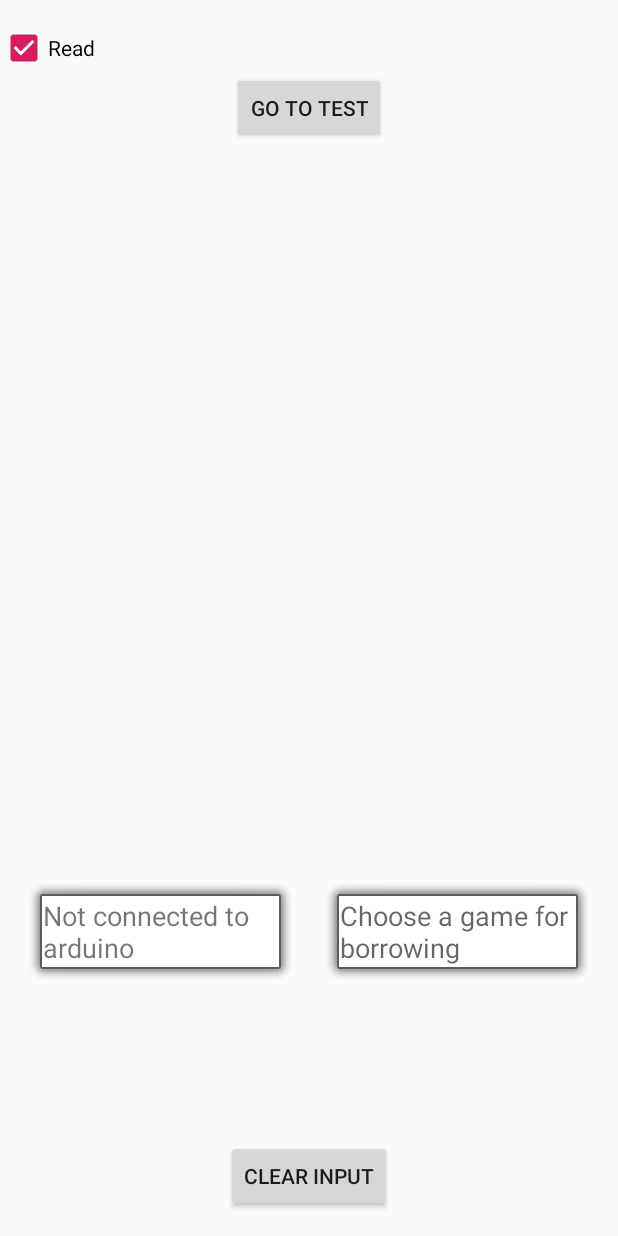
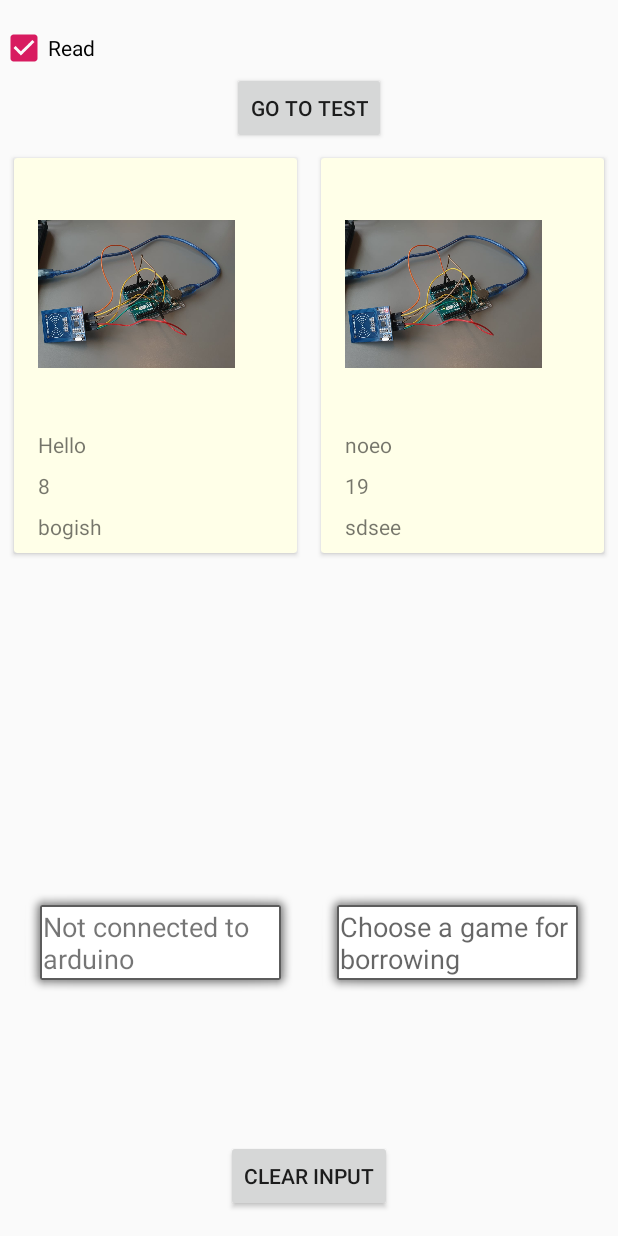
Before and after one commit to LukasSteffensen/BarTheWay, an Android app: the screen it shows after launch (MonitoringScreen before the commit, BrowseActivity after it), after a tap on "BARTENDER", on a phone screen of 412 x 824 dp. Run offline under Robolectric (Android 15) with nearby library versions, the light colour scheme and no system bars.

Commit message:
recyclerview

```diff
--- a/app/src/main/java/com/p3/bartheway/ActivityHelper.java
+++ b/app/src/main/java/com/p3/bartheway/Browse/ActivityHelper.java
@@ -1,4 +1,4 @@
-package com.p3.bartheway;
+package com.p3.bartheway.Browse;
 import android.app.Activity;
 import android.content.SharedPreferences;
 import android.content.pm.ActivityInfo;
--- a/app/src/main/java/com/p3/bartheway/BluetoothActivity.java
+++ b/app/src/main/java/com/p3/bartheway/Browse/BluetoothActivity.java
@@ -1,4 +1,4 @@
-package com.p3.bartheway;
+package com.p3.bartheway.Browse;
 
 
 import android.support.v7.app.AppCompatActivity;
@@ -25,6 +25,8 @@ import android.widget.Button;
 import android.widget.ListView;
 import android.widget.TextView;
 import android.widget.Toast;
+
+import com.p3.bartheway.R;
 
 import java.util.ArrayList;
 import java.util.List;
@@ -98,7 +100,7 @@ public class BluetoothActivity extends AppCompatActivity {
             @Override
             public void onClick(View arg0) {
                 BluetoothDevice device = ((MyAdapter) (listView.getAdapter())).getSelectedItem();
-                Intent intent = new Intent(getApplicationContext(), MonitoringScreen.class);
+                Intent intent = new Intent(getApplicationContext(), BrowseActivity.class);
                 intent.putExtra(DEVICE_EXTRA, device);
                 intent.putExtra(DEVICE_UUID, mDeviceUUID.toString());
                 intent.putExtra(BUFFER_SIZE, mBufferSize);
--- a/app/src/main/java/com/p3/bartheway/MonitoringScreen.java
+++ b/app/src/main/java/com/p3/bartheway/Browse/BrowseActivity.java
@@ -1,7 +1,8 @@
-package com.p3.bartheway;
+package com.p3.bartheway.Browse;
 
 import java.io.IOException;
 import java.io.InputStream;
+import java.util.ArrayList;
 import java.util.UUID;
 import android.app.Activity;
 import android.app.ProgressDialog;
@@ -11,7 +12,11 @@ import android.bluetooth.BluetoothSocket;
 import android.content.Intent;
 import android.os.AsyncTask;
 import android.os.Bundle;
+import android.support.annotation.NonNull;
+import android.support.v7.widget.GridLayoutManager;
+import android.support.v7.widget.RecyclerView;
 import android.util.Log;
+import android.view.MotionEvent;
 import android.view.View;
 import android.view.View.OnClickListener;
 import android.widget.Button;
@@ -20,7 +25,10 @@ import android.widget.ScrollView;
 import android.widget.TextView;
 import android.widget.Toast;
 
-public class MonitoringScreen extends Activity {
+import com.p3.bartheway.Item;
+import com.p3.bartheway.R;
+
+public class BrowseActivity extends Activity implements ItemRecyclerAdapter.OnClickListener{
 
     private static final String TAG = "BluetoothActivity";
     private int mMaxChars = 50000;//Default
@@ -33,12 +41,14 @@ public class MonitoringScreen extends Activity {
 
     // All controls here
     private TextView mTxtReceive;
+    private TextView mTxtGame;
+    private RecyclerView mRecyclerView;
+    private ItemRecyclerAdapter mAdapter;
     private Button mBtnClearInput;
     private Button mBtnTest;
-    private ScrollView scrollView;
-    private CheckBox chkScroll;
     private CheckBox chkReceiveText;
     private Bundle b;
+    ArrayList<Item> test = new ArrayList<>();
 
 
     private boolean mIsBluetoothConnected = false;
@@ -50,12 +60,32 @@ public class MonitoringScreen extends Activity {
     @Override
     protected void onCreate(Bundle savedInstanceState) {
         super.onCreate(savedInstanceState);
-        setContentView(R.layout.activity_monitoring_screen);
+        setContentView(R.layout.activity_browse);
         ActivityHelper.initialize(this);
+
+        mTxtReceive = (TextView) findViewById(R.id.txtReceive);
+        mTxtGame = findViewById(R.id.txtGame);
+        mRecyclerView = findViewById(R.id.item_recyclerView);
+        Item item1 = new Item();
+        Item item2 = new Item();
+        item1.setTitle("Hello");
+        item1.setLanguage("bogish");
+        item1.setMaxPlayers(8);
+        item2.setTitle("noeo");
+        item2.setLanguage("sdsee");
+        item2.setMaxPlayers(19);
+        test.add(item1);
+        test.add(item2);
+        mAdapter = new ItemRecyclerAdapter(test, this);
+        mRecyclerView.setLayoutManager(new GridLayoutManager(this, 2));
+        mRecyclerView.setHasFixedSize(true);
+        mRecyclerView.setAdapter(mAdapter);
+
+
 
         final Intent intent = getIntent();
         b = intent.getExtras();
-        mTxtReceive = (TextView) findViewById(R.id.txtReceive);
+
         if(b.get("Connect").equals("true")) {
             mDevice = b.getParcelable(BluetoothActivity.DEVICE_EXTRA);
             mDeviceUUID = UUID.fromString(b.getString(BluetoothActivity.DEVICE_UUID));
@@ -85,6 +115,11 @@ public class MonitoringScreen extends Activity {
         });
 
 
+    }
+
+    @Override
+    public void onItemClick(int position) {
+        mTxtGame.setText(test.get(position).getTitle());
     }
 
     private class ReadInput implements Runnable {
@@ -230,7 +265,7 @@ public class MonitoringScreen extends Activity {
 
         @Override
         protected void onPreExecute() {
-                progressDialog = ProgressDialog.show(MonitoringScreen.this, "Hold on", "Connecting");// http://stackoverflow.com/a/11130220/1287554
+                progressDialog = ProgressDialog.show(BrowseActivity.this, "Hold on", "Connecting");// http://stackoverflow.com/a/11130220/1287554
         }
 
         @Override
--- /dev/null
+++ b/app/src/main/java/com/p3/bartheway/Browse/ItemRecyclerAdapter.java
@@ -0,0 +1,83 @@
+package com.p3.bartheway.Browse;
+
+import android.support.annotation.NonNull;
+import android.support.v7.widget.RecyclerView;
+import android.view.LayoutInflater;
+import android.view.View;
+import android.view.ViewGroup;
+import android.widget.ImageView;
+import android.widget.TextView;
+
+import com.p3.bartheway.Item;
+import com.p3.bartheway.R;
+
+import java.util.ArrayList;
+
+public class ItemRecyclerAdapter extends RecyclerView.Adapter<ItemRecyclerAdapter.RecyclerViewAdapter> {
+
+    private OnClickListener mOnClickListener;
+
+    ArrayList<Item> mItemArrayList;
+
+    public ItemRecyclerAdapter(ArrayList<Item> itemArrayList, OnClickListener onClickListener){
+        this.mItemArrayList = itemArrayList;
+        this.mOnClickListener = onClickListener;
+    }
+
+    @NonNull
+    @Override
+    public RecyclerViewAdapter onCreateViewHolder(@NonNull ViewGroup viewGroup, int i) {
+        View view = LayoutInflater.from(viewGroup.getContext()).inflate(R.layout.item_card, viewGroup, false);
+        return new RecyclerViewAdapter(view, mOnClickListener);
+    }
+
+    @Override
+    public void onBindViewHolder(@NonNull RecyclerViewAdapter recyclerViewAdapter, int i) {
+        Item item = mItemArrayList.get(i);
+
+        recyclerViewAdapter.mTextViewTitle.setText(item.getTitle());
+        recyclerViewAdapter.mTextViewLanguage.setText(item.getLanguage());
+        recyclerViewAdapter.mTextViewPlayers.setText(""+item.getMaxPlayers());
+        recyclerViewAdapter.mImageView.setImageResource(R.drawable.arduino_with_sensor);
+
+    }
+
+    public Item getItem(int position){
+        return mItemArrayList.get(position);
+    }
+
+    @Override
+    public int getItemCount() {
+        return mItemArrayList.size();
+    }
+
+    class RecyclerViewAdapter extends RecyclerView.ViewHolder implements View.OnClickListener{
+
+        private TextView mTextViewTitle, mTextViewLanguage, mTextViewPlayers;
+        private ImageView mImageView;
+        OnClickListener mOnClickListener;
+
+        public RecyclerViewAdapter(@NonNull View itemView, OnClickListener onClickListener) {
+            super(itemView);
+
+            mImageView = itemView.findViewById(R.id.item_image);
+            mTextViewTitle = itemView.findViewById(R.id.item_title);
+            mTextViewLanguage = itemView.findViewById(R.id.item_language);
+            mTextViewPlayers = itemView.findViewById(R.id.item_players);
+            this.mOnClickListener = onClickListener;
+
+            itemView.setOnClickListener(this);
+
+        }
+
+        @Override
+        public void onClick(View v) {
+            mOnClickListener.onItemClick(getAdapterPosition());
+        }
+    }
+
+    public interface OnClickListener{
+        void onItemClick(int position);
+    }
+
+}
--- a/app/src/main/java/com/p3/bartheway/PreferencesActivity.java
+++ b/app/src/main/java/com/p3/bartheway/Browse/PreferencesActivity.java
@@ -1,4 +1,4 @@
-package com.p3.bartheway;
+package com.p3.bartheway.Browse;
 
 import java.util.Map;
 
@@ -10,6 +10,8 @@ import android.preference.ListPreference;
 import android.preference.Preference;
 import android.preference.PreferenceActivity;
 import android.preference.PreferenceManager;
+
+import com.p3.bartheway.Browse.ActivityHelper;
 
 public class PreferencesActivity extends PreferenceActivity implements OnSharedPreferenceChangeListener {
     @Override
--- a/app/src/main/java/com/p3/bartheway/TestActivity.java
+++ b/app/src/main/java/com/p3/bartheway/Browse/TestActivity.java
@@ -1,8 +1,10 @@
-package com.p3.bartheway;
+package com.p3.bartheway.Browse;
 
 import android.support.v7.app.AppCompatActivity;
 import android.os.Bundle;
 import android.widget.TextView;
+
+import com.p3.bartheway.R;
 
 public class TestActivity extends AppCompatActivity {
 
--- a/app/src/main/java/com/p3/bartheway/LoginActivity.java
+++ b/app/src/main/java/com/p3/bartheway/Login/LoginActivity.java
@@ -1,10 +1,13 @@
-package com.p3.bartheway;
+package com.p3.bartheway.Login;
 
 import android.content.Intent;
 import android.support.v7.app.AppCompatActivity;
 import android.os.Bundle;
 import android.view.View;
 import android.widget.Button;
+
+import com.p3.bartheway.Browse.BrowseActivity;
+import com.p3.bartheway.R;
 
 public class LoginActivity extends AppCompatActivity {
 
@@ -22,7 +25,7 @@ public class LoginActivity extends AppCompatActivity {
         btnBartender.setOnClickListener(new View.OnClickListener() {
             @Override
             public void onClick(View v) {
-                Intent i = new Intent(getApplicationContext(), MonitoringScreen.class);
+                Intent i = new Intent(getApplicationContext(), BrowseActivity.class);
                 i.putExtra("Connect", "false");
                 startActivity(i);
             }
--- a/app/src/main/res/layout/activity_monitoring_screen.xml
+++ b/app/src/main/res/layout/activity_browse.xml
@@ -5,7 +5,7 @@
     android:id="@+id/constrainLayout"
     android:layout_width="match_parent"
     android:layout_height="match_parent"
-    tools:context=".MonitoringScreen">
+    tools:context=".Browse.BrowseActivity">
 
 
     <CheckBox
@@ -35,7 +35,7 @@
         android:layout_width="0dp"
         android:layout_height="wrap_content"
         android:layout_marginStart="16dp"
-        android:layout_marginTop="492dp"
+        android:layout_marginTop="8dp"
         android:layout_marginEnd="16dp"
         android:background="@android:drawable/alert_light_frame"
         android:hint="@string/txtReceiveHint"
@@ -44,20 +44,20 @@
         app:layout_constraintEnd_toStartOf="@+id/txtGame"
         app:layout_constraintHorizontal_bias="0.0"
         app:layout_constraintStart_toStartOf="parent"
-        app:layout_constraintTop_toBottomOf="@+id/button_test" />
+        app:layout_constraintTop_toBottomOf="@+id/item_recyclerView" />
 
     <TextView
         android:id="@+id/txtGame"
         android:layout_width="182dp"
         android:layout_height="wrap_content"
-        android:layout_marginTop="492dp"
+        android:layout_marginTop="8dp"
         android:layout_marginEnd="16dp"
         android:background="@android:drawable/alert_light_frame"
         android:hint="@string/txtGameHint"
         android:textAppearance="@style/TextAppearance.AppCompat.Small"
         android:textSize="18sp"
         app:layout_constraintEnd_toEndOf="parent"
-        app:layout_constraintTop_toBottomOf="@+id/button_test" />
+        app:layout_constraintTop_toBottomOf="@+id/item_recyclerView" />
 
     <Button
         android:id="@+id/btnClearInput"
@@ -69,5 +69,14 @@
         app:layout_constraintEnd_toEndOf="parent"
         app:layout_constraintStart_toStartOf="parent" />
 
+    <android.support.v7.widget.RecyclerView
+        android:id="@+id/item_recyclerView"
+        android:layout_width="409dp"
+        android:layout_height="490dp"
+        android:layout_marginTop="1dp"
+        app:layout_constraintEnd_toEndOf="parent"
+        app:layout_constraintStart_toStartOf="parent"
+        app:layout_constraintTop_toBottomOf="@+id/button_test" />
+
 
 </android.support.constraint.ConstraintLayout>
--- a/app/src/main/res/layout/activity_login.xml
+++ b/app/src/main/res/layout/activity_login.xml
@@ -4,7 +4,7 @@
     xmlns:tools="http://schemas.android.com/tools"
     android:layout_width="match_parent"
     android:layout_height="match_parent"
-    tools:context=".LoginActivity">
+    tools:context=".Login.LoginActivity">
 
     <Button
         android:id="@+id/btnBartender"
--- a/app/src/main/res/layout/activity_main.xml
+++ b/app/src/main/res/layout/activity_main.xml
@@ -4,7 +4,7 @@
     xmlns:tools="http://schemas.android.com/tools"
     android:layout_width="match_parent"
     android:layout_height="match_parent"
-    tools:context=".BluetoothActivity">
+    tools:context=".Browse.BluetoothActivity">
 
     <Button
         android:id="@+id/button_search"
--- a/app/src/main/res/layout/activity_test.xml
+++ b/app/src/main/res/layout/activity_test.xml
@@ -4,7 +4,7 @@
     xmlns:tools="http://schemas.android.com/tools"
     android:layout_width="match_parent"
     android:layout_height="match_parent"
-    tools:context=".TestActivity">
+    tools:context=".Browse.TestActivity">
 
     <TextView
         android:id="@+id/textView_uid"
--- /dev/null
+++ b/app/src/main/res/layout/item_card.xml
@@ -0,0 +1,66 @@
+<?xml version="1.0" encoding="utf-8"?>
+<android.support.v7.widget.CardView xmlns:android="http://schemas.android.com/apk/res/android"
+    android:layout_width="match_parent"
+    android:layout_height="wrap_content"
+    xmlns:app="http://schemas.android.com/apk/res-auto"
+    xmlns:tools="http://schemas.android.com/tools"
+    android:layout_marginTop="8dp"
+    android:layout_marginStart="8dp"
+    android:layout_marginEnd="8dp"
+    app:cardBackgroundColor="#FFFFE8">
+
+    <android.support.constraint.ConstraintLayout
+        android:layout_width="wrap_content"
+        android:layout_height="wrap_content"
+        android:padding="8dp">
+
+        <TextView
+            android:id="@+id/item_title"
+            android:layout_width="wrap_content"
+            android:layout_height="wrap_content"
+            android:layout_marginStart="8dp"
+            android:layout_marginTop="8dp"
+            android:text="Name Example"
+            app:layout_constraintEnd_toEndOf="parent"
+            app:layout_constraintHorizontal_bias="0.0"
+            app:layout_constraintStart_toStartOf="parent"
+            app:layout_constraintTop_toBottomOf="@+id/item_image" />
+
+        <TextView
+            android:id="@+id/item_language"
+            android:layout_width="wrap_content"
+            android:layout_height="wrap_content"
+            android:layout_marginStart="8dp"
+            android:layout_marginTop="8dp"
+            android:text="Danish"
+            app:layout_constraintEnd_toEndOf="parent"
+            app:layout_constraintHorizontal_bias="0.0"
+            app:layout_constraintStart_toStartOf="parent"
+            app:layout_constraintTop_toBottomOf="@+id/item_players" />
+
+        <TextView
+            android:id="@+id/item_players"
+            android:layout_width="wrap_content"
+            android:layout_height="wrap_content"
+            android:layout_marginStart="8dp"
+            android:layout_marginTop="8dp"
+            android:text="8-10"
+            app:layout_constraintEnd_toEndOf="parent"
+            app:layout_constraintHorizontal_bias="0.0"
+            app:layout_constraintStart_toStartOf="parent"
+            app:layout_constraintTop_toBottomOf="@+id/item_title" />
+
+        <ImageView
+            android:id="@+id/item_image"
+            android:layout_width="131dp"
+            android:layout_height="165dp"
+            android:layout_marginStart="8dp"
+            app:layout_constraintEnd_toEndOf="parent"
+            app:layout_constraintHorizontal_bias="0.0"
+            app:layout_constraintStart_toStartOf="parent"
+            app:layout_constraintTop_toTopOf="parent"
+            tools:srcCompat="@drawable/arduino_with_sensor" />
+
+    </android.support.constraint.ConstraintLayout>
+
+</android.support.v7.widget.CardView>
```
Also changed, not shown: app/src/main/AndroidManifest.xml (+4 -4 lines), app/src/main/res/layout/card_item.xml (deleted, +0 -73 lines), app/src/main/res/drawable/arduino_with_sensor.jpg (added).
